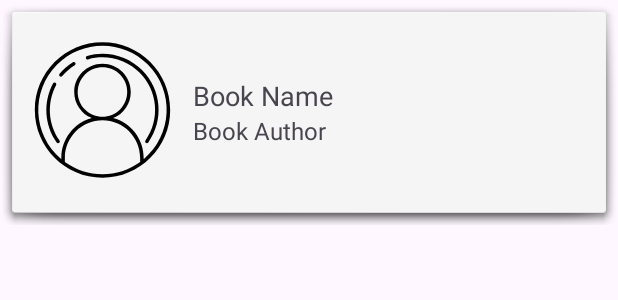
After one commit to Tisha187/Book_Swap, an Android app: the layout item_book.xml on its own in the app's theme, with its tools: preview values and no code run, on a phone screen of 412 x 824 dp. The commit adds this screen. Shown: the top 300 px of the screen. Run offline under Robolectric (Android 15) with nearby library versions, the phone set to English and light mode, and no system bars; network calls fail.

Commit message:
Search by author API integrated

```diff
--- a/app/build.gradle.kts
+++ b/app/build.gradle.kts
@@ -47,6 +47,10 @@ dependencies {
     implementation(libs.lifecycle.livedata.ktx)
     implementation(libs.lifecycle.viewmodel.ktx)
     implementation(libs.glide)
+    implementation(libs.okhttp)
+    implementation(libs.gson)
+    implementation(libs.rxjava)
+    implementation(libs.rxandroid)
     testImplementation(libs.junit)
     androidTestImplementation(libs.ext.junit)
     androidTestImplementation(libs.espresso.core)
--- a/app/src/main/AndroidManifest.xml
+++ b/app/src/main/AndroidManifest.xml
@@ -2,9 +2,12 @@
 <manifest xmlns:android="http://schemas.android.com/apk/res/android"
     xmlns:tools="http://schemas.android.com/tools">
 
+    <uses-permission android:name="android.permission.INTERNET" />
+
     <application
         android:allowBackup="true"
         android:dataExtractionRules="@xml/data_extraction_rules"
+        android:networkSecurityConfig="@xml/network_security_config"
         android:fullBackupContent="@xml/backup_rules"
         android:icon="@drawable/logo"
         android:label="@string/app_name"
--- a/app/src/main/res/layout/activity_book_search.xml
+++ b/app/src/main/res/layout/activity_book_search.xml
@@ -1,5 +1,6 @@
 <?xml version="1.0" encoding="utf-8"?>
-<androidx.coordinatorlayout.widget.CoordinatorLayout xmlns:android="http://schemas.android.com/apk/res/android"
+<androidx.coordinatorlayout.widget.CoordinatorLayout
+    xmlns:android="http://schemas.android.com/apk/res/android"
     xmlns:app="http://schemas.android.com/apk/res-auto"
     xmlns:tools="http://schemas.android.com/tools"
     android:id="@+id/main_content"
--- /dev/null
+++ b/app/src/main/res/layout/item_book.xml
@@ -0,0 +1,36 @@
+<?xml version="1.0" encoding="utf-8"?>
+<LinearLayout xmlns:android="http://schemas.android.com/apk/res/android"
+    android:layout_width="match_parent"
+    android:layout_height="150dp"
+    android:orientation="horizontal"
+    android:padding="8dp"
+    android:layout_marginBottom="8dp"
+    android:background="@android:drawable/dialog_holo_light_frame">
+
+    <ImageView
+        android:id="@+id/book_image"
+        android:layout_width="110dp"
+        android:layout_height="110dp"
+        android:layout_margin="5dp"
+        android:src="@drawable/profile" />
+    <LinearLayout
+        android:layout_width="wrap_content"
+        android:layout_height="wrap_content"
+        android:orientation="vertical"
+        android:layout_gravity="center_vertical">
+        <TextView
+            android:id="@+id/book_name"
+            android:layout_width="match_parent"
+            android:layout_height="wrap_content"
+            android:layout_gravity="center_vertical"
+            android:text="Book Name"
+            android:textSize="18sp" />
+        <TextView
+            android:id="@+id/book_author"
+            android:layout_width="match_parent"
+            android:layout_height="wrap_content"
+            android:layout_gravity="center_vertical"
+            android:text="Book Author"
+            android:textSize="16sp" />
+    </LinearLayout>
+</LinearLayout>
--- a/app/src/main/res/layout/item_title.xml
+++ b/app/src/main/res/layout/item_title.xml
@@ -12,6 +12,7 @@
         android:layout_width="110dp"
         android:layout_height="110dp"
         android:layout_margin="5dp"
+        android:contentDescription="@string/title_name"
         android:src="@drawable/bookread" />
 
     <TextView
@@ -19,6 +20,6 @@
         android:layout_width="wrap_content"
         android:layout_height="wrap_content"
         android:layout_gravity="center_horizontal"
-        android:text="Title Name"
+        android:text="@string/title_name"
         android:textSize="16sp" />
 </LinearLayout>
--- a/app/src/main/res/values/strings.xml
+++ b/app/src/main/res/values/strings.xml
@@ -6,4 +6,5 @@
     <string name="tab_text_2">Tab 2</string>
     <!-- TODO: Remove or change this placeholder text -->
     <string name="hello_blank_fragment">Hello blank fragment</string>
+    <string name="title_name">Title Name</string>
 </resources>
```
Also changed, not shown: app/src/main/java/com/example/bookswap/Book.java (added, +84 -0 lines), app/src/main/java/com/example/bookswap/BookAdapter.java (added, +90 -0 lines), app/src/main/java/com/example/bookswap/SearchByAuthor.java (+128 -1 lines), app/src/main/res/layout/fragment_search_by_author.xml (+30 -4 lines), app/src/main/res/xml/network_security_config.xml (added, +7 -0 lines), gradle/libs.versions.toml (+7 -0 lines).
